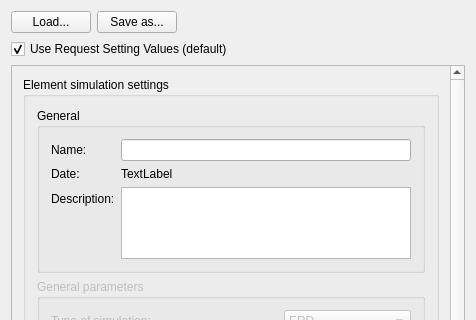
Above: ui_files/ui_element_simulation_settings.ui from JYU-IBA/potku before the change; both pictures show x 0 to 476 and y 0 to 320 of the 476 by 655 pixel window. Below: the same form after it.
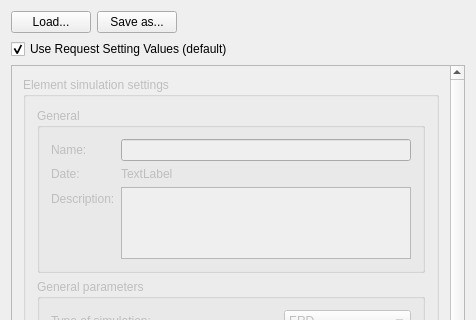
That is the form after the change.

```diff
--- a/ui_files/ui_element_simulation_settings.ui
+++ b/ui_files/ui_element_simulation_settings.ui
@@ -79,6 +79,9 @@
       <layout class="QVBoxLayout" name="verticalLayout_2">
        <item>
         <widget class="QGroupBox" name="settingsGroupBox">
+         <property name="enabled">
+          <bool>false</bool>
+         </property>
          <property name="title">
           <string>Element simulation settings</string>
          </property>
```
Left out of the diff: 8 changed lines with no effect on the pictures.
